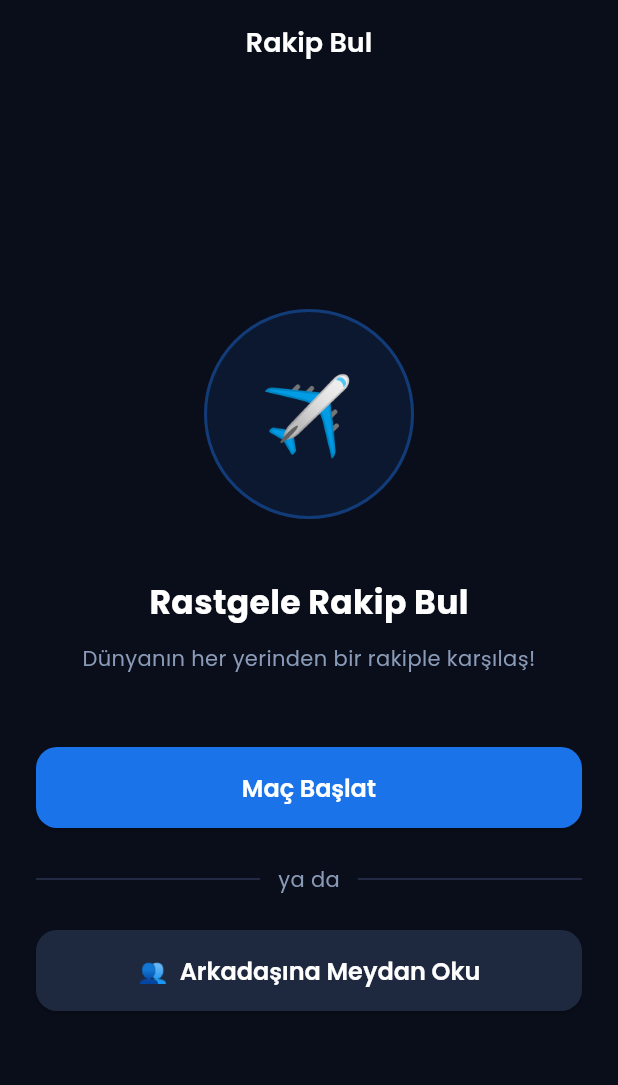
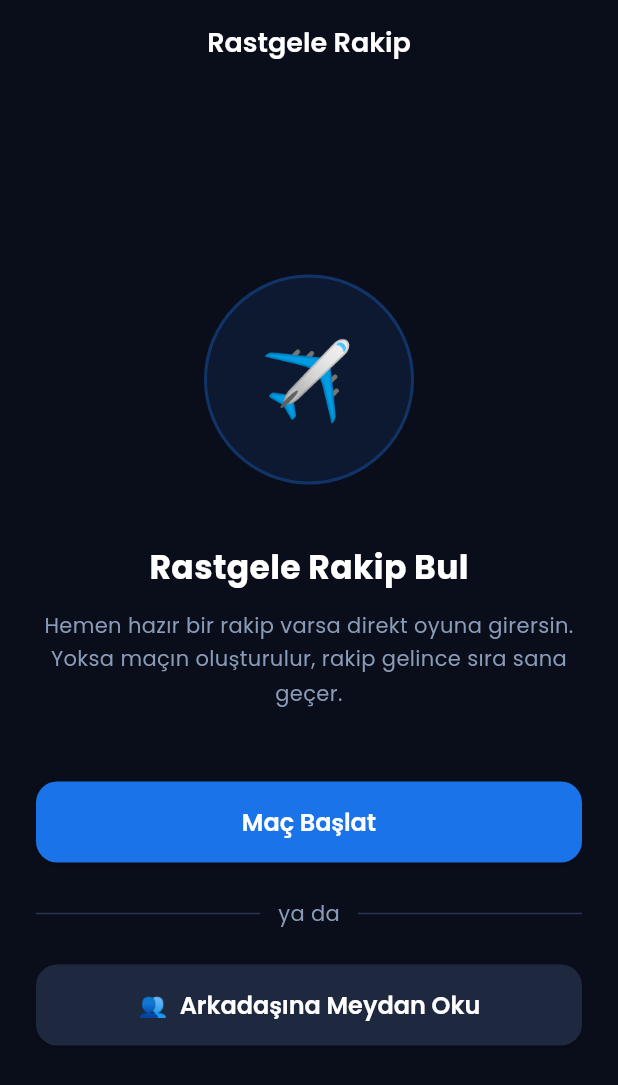
Before and after one commit to u-demiroz/triviair, a Flutter app: the MatchmakingScreen screen opened by its route, on a phone screen of 412 x 824 dp. Shown: the top 1085 px of the screen. Run offline on Flutter 3.47's test engine with Material 3 defaults, Android fonts, the phone set to English and light mode, and no system bars; our stand-ins replace cached_network_image, cloud_firestore, firebase_auth, firebase_core, firebase_messaging, flutter_riverpod and 3 more; accounts and stored records are empty.

Commit message:
Async matchmaking: join instantly or create OPEN match and go home

```diff
--- a/lib/screens/matchmaking/matchmaking_screen.dart
+++ b/lib/screens/matchmaking/matchmaking_screen.dart
@@ -38,8 +38,29 @@ class _MatchmakingScreenState extends State<MatchmakingScreen>
 
     try {
       final match = await _matchService.findRandomMatch(userId);
-      if (match != null && mounted) {
+      if (!mounted) return;
+
+      if (match == null) {
+        // Shouldn't happen but just in case
+        setState(() => _isSearching = false);
+        return;
+      }
+
+      // If match already has a real opponent (we joined an existing match), go play
+      if (match.playerB != 'OPEN' && match.playerA != 'OPEN') {
         context.go('/game/${match.id}');
+      } else {
+        // Created new OPEN match — go to home, it'll show as waiting
+        if (mounted) {
+          ScaffoldMessenger.of(context).showSnackBar(
+            const SnackBar(
+              content: Text('✈️ Maçın oluşturuldu! Rakip katılınca sıra sana gelecek.'),
+              backgroundColor: AppColors.primary,
+              duration: Duration(seconds: 3),
+            ),
+          );
+          context.go('/home');
+        }
       }
     } catch (e) {
       if (mounted) {
@@ -56,7 +77,7 @@ class _MatchmakingScreenState extends State<MatchmakingScreen>
     return Scaffold(
       backgroundColor: AppColors.background,
       appBar: AppBar(
-        title: const Text('Rakip Bul'),
+        title: const Text('Rastgele Rakip'),
         backgroundColor: AppColors.background,
       ),
       body: SafeArea(
@@ -65,20 +86,20 @@ class _MatchmakingScreenState extends State<MatchmakingScreen>
           child: Column(
             mainAxisAlignment: MainAxisAlignment.center,
             children: [
-              // Animated search indicator
+              // Animated plane icon
               AnimatedBuilder(
                 animation: _pulseController,
                 builder: (context, child) {
                   return Container(
-                    width: 140 + (_isSearching ? _pulseController.value * 20 : 0),
-                    height: 140 + (_isSearching ? _pulseController.value * 20 : 0),
+                    width: 140,
+                    height: 140,
                     decoration: BoxDecoration(
                       shape: BoxShape.circle,
                       color: AppColors.primary.withOpacity(
-                        _isSearching ? 0.1 + _pulseController.value * 0.1 : 0.1,
+                        0.1 + _pulseController.value * 0.05,
                       ),
                       border: Border.all(
-                        color: AppColors.primary.withOpacity(0.4),
+                        color: AppColors.primary.withOpacity(0.3),
                         width: 2,
                       ),
                     ),
@@ -91,9 +112,9 @@ class _MatchmakingScreenState extends State<MatchmakingScreen>
 
               const SizedBox(height: 40),
 
-              Text(
-                _isSearching ? 'Rakip aranıyor...' : 'Rastgele Rakip Bul',
-                style: const TextStyle(
+              const Text(
+                'Rastgele Rakip Bul',
+                style: TextStyle(
                   fontSize: 22,
                   fontWeight: FontWeight.w700,
                   color: AppColors.textPrimary,
@@ -102,47 +123,45 @@ class _MatchmakingScreenState extends State<MatchmakingScreen>
 
               const SizedBox(height: 12),
 
-              Text(
-                _isSearching
-                    ? 'Seni oynamayı bekleyen biri var mı kontrol ediyoruz...'
-                    : 'Dünyanın her yerinden bir rakiple karşılaş!',
+              const Text(
+                'Hemen hazır bir rakip varsa direkt oyuna girersin.\nYoksa maçın oluşturulur, rakip gelince sıra sana geçer.',
                 textAlign: TextAlign.center,
-                style: const TextStyle(
+                style: TextStyle(
                   color: AppColors.textSecondary,
-                  height: 1.5,
+                  height: 1.6,
+                  fontSize: 14,
                 ),
               ),
 
               const SizedBox(height: 48),
 
-              if (!_isSearching)
+              if (_isSearching)
+                Column(
+                  children: [
+                    const CircularProgressIndicator(color: AppColors.primary),
+                    const SizedBox(height: 16),
+                    const Text(
+                      'Rakip aranıyor...',
+                      style: TextStyle(color: AppColors.textSecondary),
+                    ),
+                  ],
+                )
+              else
                 ElevatedButton(
                   onPressed: _findMatch,
                   child: const Text('Maç Başlat'),
-                )
-              else ...[
-                const CircularProgressIndicator(color: AppColors.primary),
-                const SizedBox(height: 24),
-                TextButton(
-                  onPressed: () {
-                    setState(() => _isSearching = false);
-                    context.go('/home');
-                  },
-                  child: const Text('İptal'),
                 ),
-              ],
 
               const SizedBox(height: 24),
 
-              // Divider
               Row(
-                children: [
-                  const Expanded(child: Divider(color: AppColors.divider)),
-                  const Padding(
+                children: const [
+                  Expanded(child: Divider(color: AppColors.divider)),
+                  Padding(
                     padding: EdgeInsets.symmetric(horizontal: 12),
                     child: Text('ya da', style: TextStyle(color: AppColors.textSecondary)),
                   ),
-                  const Expanded(child: Divider(color: AppColors.divider)),
+                  Expanded(child: Divider(color: AppColors.divider)),
                 ],
               ),
 
```
